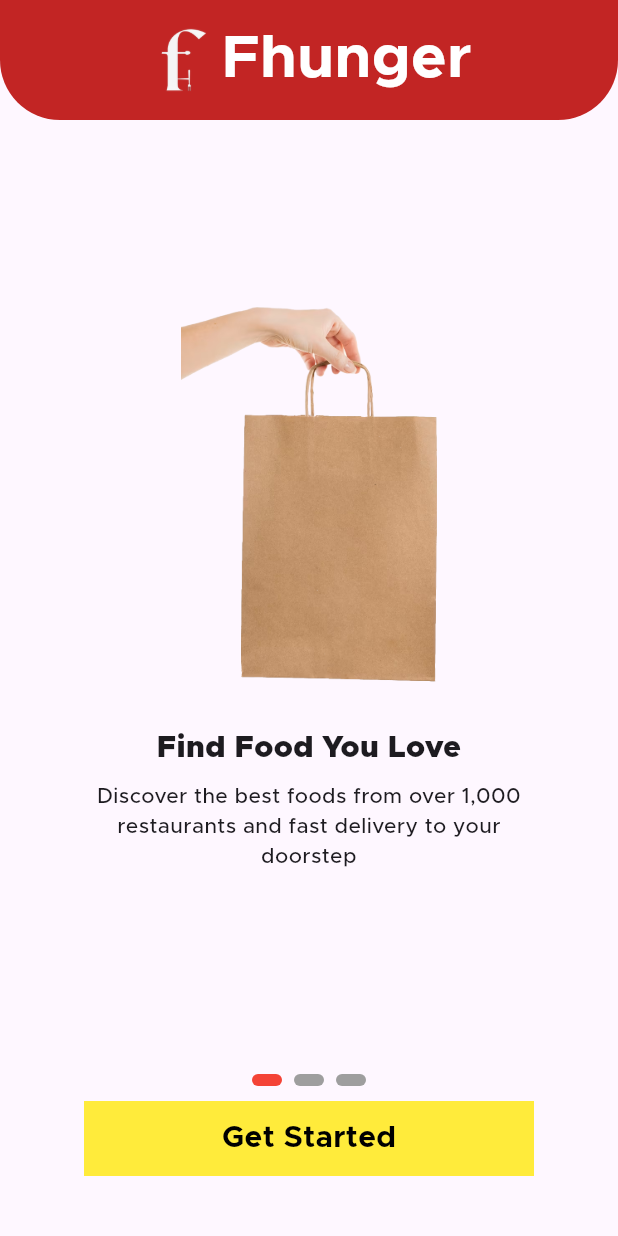
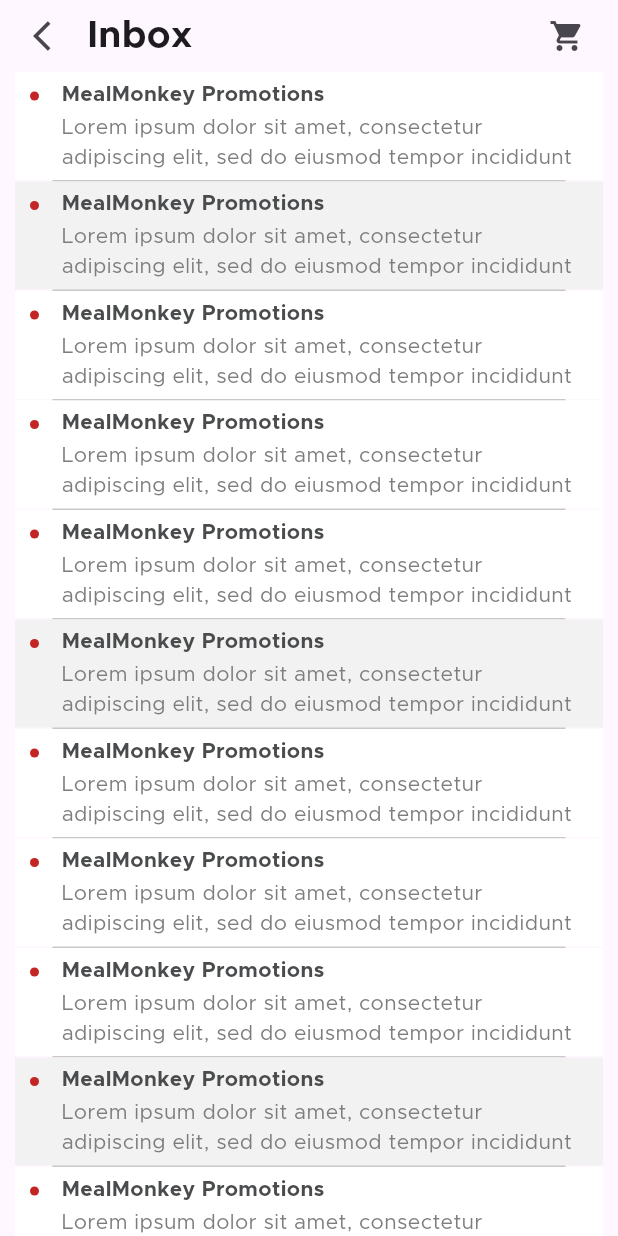
Before and after one commit to Tanmaykushwaha01/food-delivery-app-using-flutter, a Flutter app: the screen it shows after launch, on a phone screen of 412 x 824 dp. Run offline on Flutter 3.47's test engine with Material 3 defaults, Android fonts, the phone set to English and light mode, and no system bars; drawn by our look-alikes of smooth_page_indicator; our stand-ins replace flutter_rating_bar, image_picker.

Commit message:
Added About Us and Inbox option

```diff
--- a/lib/main.dart
+++ b/lib/main.dart
@@ -1,4 +1,5 @@
 
+import 'package:fhunger/view/more/inbox-view.dart';
 import 'package:fhunger/view/on-boarding/splash-screen.dart';
 import 'package:flutter/material.dart';
 
@@ -20,7 +21,7 @@
         colorScheme: ColorScheme.fromSeed(seedColor: Colors.deepPurple),
         useMaterial3: true,
       ),
-      home: const SplashScreen(),
+      home: const InboxView(),
     );
   }
 }
--- /dev/null
+++ b/lib/view/more/inbox-view.dart
@@ -0,0 +1,172 @@
+import 'package:fhunger/common/colors.dart';
+import 'package:flutter/cupertino.dart';
+import 'package:flutter/material.dart';
+
+class InboxView extends StatefulWidget {
+  const InboxView({super.key});
+
+  @override
+  State<InboxView> createState() => _InboxViewState();
+}
+
+class _InboxViewState extends State<InboxView> {
+  List inboxArr = [
+    {
+      "title": "MealMonkey Promotions",
+      "detail":
+          "Lorem ipsum dolor sit amet, consectetur adipiscing elit, sed do eiusmod tempor incididunt ut labore et dolore magna aliqua. Ut enim ad minim veniam, quis nostrud exercitation ullamco laboris nisi ut aliquip ex ea commodo consequat.",
+    },
+    {
+      "title": "MealMonkey Promotions",
+      "detail":
+          "Lorem ipsum dolor sit amet, consectetur adipiscing elit, sed do eiusmod tempor incididunt ut labore et dolore magna aliqua. Ut enim ad minim veniam, quis nostrud exercitation ullamco laboris nisi ut aliquip ex ea commodo consequat.",
+    },
+    {
+      "title": "MealMonkey Promotions",
+      "detail":
+          "Lorem ipsum dolor sit amet, consectetur adipiscing elit, sed do eiusmod tempor incididunt ut labore et dolore magna aliqua. Ut enim ad minim veniam, quis nostrud exercitation ullamco laboris nisi ut aliquip ex ea commodo consequat.",
+    },
+    {
+      "title": "MealMonkey Promotions",
+      "detail":
+          "Lorem ipsum dolor sit amet, consectetur adipiscing elit, sed do eiusmod tempor incididunt ut labore et dolore magna aliqua. Ut enim ad minim veniam, quis nostrud exercitation ullamco laboris nisi ut aliquip ex ea commodo consequat.",
+    },
+    {
+      "title": "MealMonkey Promotions",
+      "detail":
+          "Lorem ipsum dolor sit amet, consectetur adipiscing elit, sed do eiusmod tempor incididunt ut labore et dolore magna aliqua. Ut enim ad minim veniam, quis nostrud exercitation ullamco laboris nisi ut aliquip ex ea commodo consequat.",
+    },
+    {
+      "title": "MealMonkey Promotions",
+      "detail":
+          "Lorem ipsum dolor sit amet, consectetur adipiscing elit, sed do eiusmod tempor incididunt ut labore et dolore magna aliqua. Ut enim ad minim veniam, quis nostrud exercitation ullamco laboris nisi ut aliquip ex ea commodo consequat.",
+    },
+    {
+      "title": "MealMonkey Promotions",
+      "detail":
+          "Lorem ipsum dolor sit amet, consectetur adipiscing elit, sed do eiusmod tempor incididunt ut labore et dolore magna aliqua. Ut enim ad minim veniam, quis nostrud exercitation ullamco laboris nisi ut aliquip ex ea commodo consequat.",
+    },
+    {
+      "title": "MealMonkey Promotions",
+      "detail":
+          "Lorem ipsum dolor sit amet, consectetur adipiscing elit, sed do eiusmod tempor incididunt ut labore et dolore magna aliqua. Ut enim ad minim veniam, quis nostrud exercitation ullamco laboris nisi ut aliquip ex ea commodo consequat.",
+    },
+    {
+      "title": "MealMonkey Promotions",
+      "detail":
+          "Lorem ipsum dolor sit amet, consectetur adipiscing elit, sed do eiusmod tempor incididunt ut labore et dolore magna aliqua. Ut enim ad minim veniam, quis nostrud exercitation ullamco laboris nisi ut aliquip ex ea commodo consequat.",
+    },
+    {
+      "title": "MealMonkey Promotions",
+      "detail":
+          "Lorem ipsum dolor sit amet, consectetur adipiscing elit, sed do eiusmod tempor incididunt ut labore et dolore magna aliqua. Ut enim ad minim veniam, quis nostrud exercitation ullamco laboris nisi ut aliquip ex ea commodo consequat.",
+    },
+    {
+      "title": "MealMonkey Promotions",
+      "detail":
+          "Lorem ipsum dolor sit amet, consectetur adipiscing elit, sed do eiusmod tempor incididunt ut labore et dolore magna aliqua. Ut enim ad minim veniam, quis nostrud exercitation ullamco laboris nisi ut aliquip ex ea commodo consequat.",
+    },
+    {
+      "title": "MealMonkey Promotions",
+      "detail":
+          "Lorem ipsum dolor sit amet, consectetur adipiscing elit, sed do eiusmod tempor incididunt ut labore et dolore magna aliqua. Ut enim ad minim veniam, quis nostrud exercitation ullamco laboris nisi ut aliquip ex ea commodo consequat.",
+    },
+  ];
+  @override
+  Widget build(BuildContext context) {
+    return Scaffold(
+      body: SingleChildScrollView(
+        child: Padding(
+          padding: const EdgeInsets.symmetric(horizontal: 10),
+          child: Column(
+            children: [
+              Row(
+                children: [
+                  IconButton(
+                      onPressed: () {
+                        Navigator.pop(context);
+                      },
+                      icon: const Icon(Icons.arrow_back_ios)),
+                  const Expanded(
+                    child: Text(
+                      'Inbox',
+                      style: TextStyle(
+                        fontWeight: FontWeight.w600,
+                        fontSize: 25,
+                      ),
+                    ),
+                  ),
+                  IconButton(
+                      onPressed: () {}, icon: const Icon(Icons.shopping_cart)),
+                ],
+              ),
+              ListView.separated(
+                shrinkWrap: true,
+                separatorBuilder: (context, index) => Divider(
+                  height: 1,
+                  color: TColor.secondaryText.withOpacity(0.4),
+                  endIndent: 25,
+                  indent: 25,
+                ),
+                itemCount: inboxArr.length,
+                itemBuilder: (context, index) {
+                  var inbox = inboxArr[index] as Map? ?? {};
+                  return Container(
+                    decoration: BoxDecoration(
+                      color: index % 4 != 1 ? TColor.white : TColor.textField
+                    ),
+                    padding:
+                        const EdgeInsets.symmetric(vertical: 5, horizontal: 10),
+                    child: Row(
+                      mainAxisAlignment: MainAxisAlignment.start,
+                      crossAxisAlignment: CrossAxisAlignment.start,
+                      children: [
+                        Container(
+                          height: 6,
+                          width: 6,
+                          margin: const EdgeInsets.only(top: 8),
+                          decoration: BoxDecoration(
+                              color: TColor.primaryColor,
+                              borderRadius: BorderRadius.circular(4)),
+                        ),
+                        const SizedBox(
+                          width: 15,
+                        ),
+                        Expanded(
+                          child: Column(
+                            crossAxisAlignment: CrossAxisAlignment.start,
+                            children: [
+                              Text(
+                                inbox["title"].toString(),
+                                style: TextStyle(
+                                    fontWeight: FontWeight.w600,
+                                    fontSize: 14,
+                                    color: TColor.primaryText),
+                              ),
+                              const SizedBox(
+                                height: 2,
+                              ),
+                              Text(
+                                inbox["detail"].toString(),
+                                style: TextStyle(
+                                  fontWeight: FontWeight.w300,
+                                  fontSize: 14,
+                                  color: TColor.secondaryText,
+                                ),
+                                maxLines: 2,
+                              ),
+                            ],
+                          ),
+                        ),
+                      ],
+                    ),
+                  );
+                },
+              )
+            ],
+          ),
+        ),
+      ),
+    );
+  }
+}
--- a/lib/view/more/notification-view.dart
+++ b/lib/view/more/notification-view.dart
@@ -65,7 +65,7 @@
                     child: Text(
                       'Notifications',
                       style:
-                          TextStyle(fontWeight: FontWeight.w600, fontSize: 30),
+                          TextStyle(fontWeight: FontWeight.w600, fontSize: 25),
                     ),
                   ),
                   IconButton(
@@ -76,6 +76,7 @@
                     ),
                   ),
                 ],
+
               ),
             ),
             const SizedBox(
--- a/lib/view/more/payment-detail.dart
+++ b/lib/view/more/payment-detail.dart
@@ -32,7 +32,7 @@
                 const Expanded(
                   child: Text(
                     'Payment Details',
-                    style: TextStyle(fontWeight: FontWeight.w600, fontSize: 30),
+                    style: TextStyle(fontWeight: FontWeight.w600, fontSize: 25),
                   ),
                 ),
                 IconButton(
```
Also changed, not shown: lib/view/login/welcome-view.dart (+6 -4 lines), lib/view/more/about-us.dart (added, +88 -0 lines), lib/view/more/more-view.dart (+31 -27 lines).
